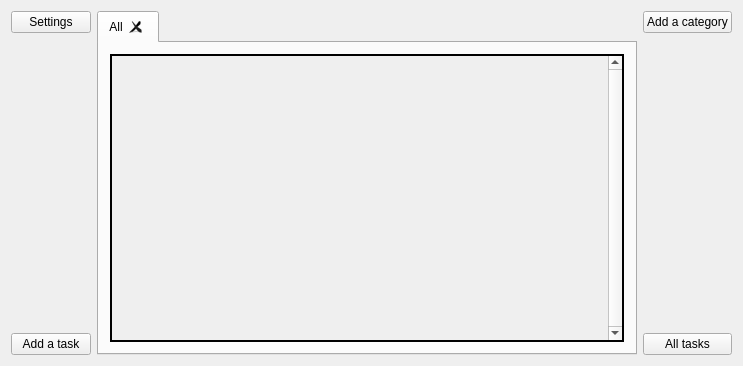
This is taskbook.ui in SkyBlue10/Taskbook as Qt 5 draws it before an edit. The edited form follows.
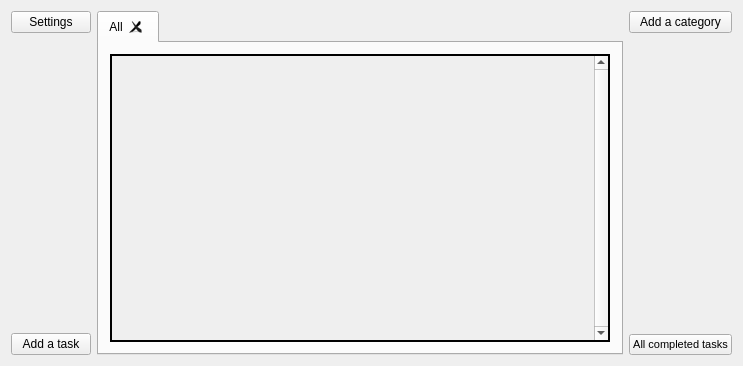
This is the edited form.

Commit message: added the ability to delete all completed tasks and minor fixes

```diff
--- a/taskbook.ui
+++ b/taskbook.ui
@@ -107,7 +107,7 @@
            <rect>
             <x>0</x>
             <y>0</y>
-            <width>501</width>
+            <width>482</width>
             <height>297</height>
            </rect>
           </property>
@@ -169,8 +169,16 @@
      </item>
      <item>
       <widget class="QPushButton" name="qpbCompleteTasks">
+       <property name="font">
+        <font>
+         <pointsize>8</pointsize>
+        </font>
+       </property>
        <property name="text">
-        <string>All tasks</string>
+        <string>All completed tasks</string>
+       </property>
+       <property name="checkable">
+        <bool>false</bool>
        </property>
       </widget>
      </item>
```
The commit also changes 9 other files.
